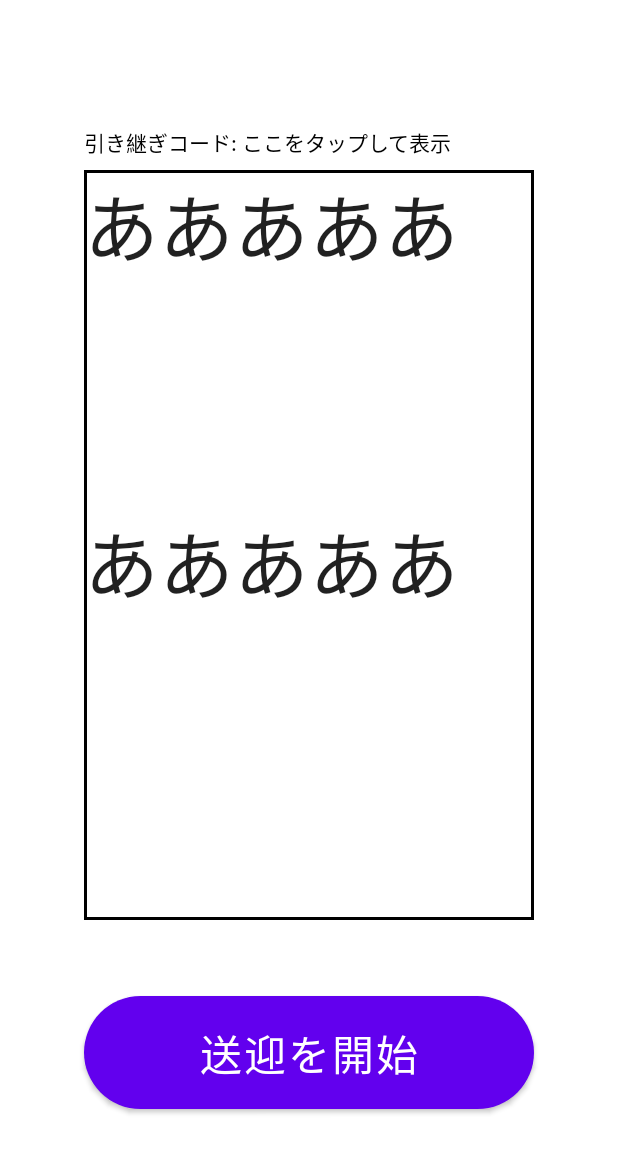
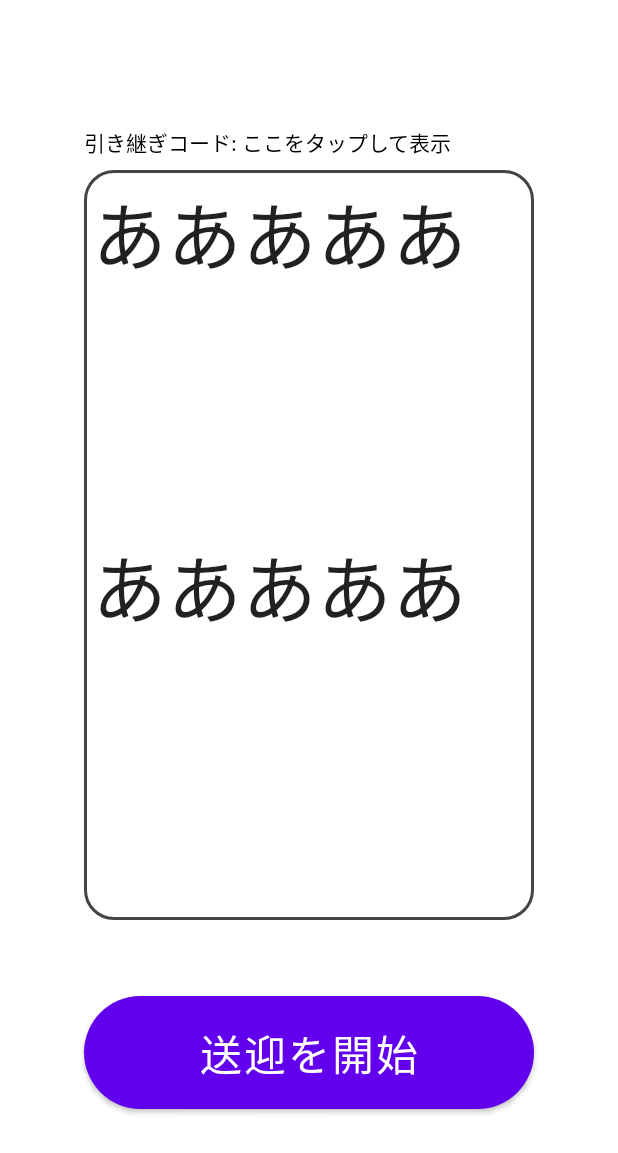
Before and after one commit to fung-hackathon/depotify-android, an Android app built with Jetpack Compose: the screen it shows after launch (HomeActivity), after a tap on "新規登録", on a phone screen of 412 x 824 dp. Shown: the top 1153 px of the screen. Run offline under Robolectric (Android 15) with nearby library versions, the phone set to English and light mode, and no system bars; 2 statements that could not run were skipped.

```diff
--- a/app/src/main/java/com/example/funhacks2022/HomeActivity.kt
+++ b/app/src/main/java/com/example/funhacks2022/HomeActivity.kt
@@ -2,6 +2,7 @@ package com.example.funhacks2022
 
 import android.Manifest
 import android.app.Activity
+import android.content.Context
 import android.content.Intent
 import android.content.pm.PackageManager
 import android.os.Bundle
@@ -12,6 +13,7 @@ import androidx.compose.foundation.border
 import androidx.compose.foundation.layout.*
 import androidx.compose.foundation.shape.RoundedCornerShape
 import androidx.compose.foundation.text.ClickableText
+import androidx.compose.foundation.text.KeyboardOptions
 import androidx.compose.material.*
 import androidx.compose.runtime.*
 import androidx.compose.ui.Alignment
@@ -20,15 +22,17 @@ import androidx.compose.ui.graphics.Color
 import androidx.compose.ui.platform.LocalContext
 import androidx.compose.ui.text.AnnotatedString
 import androidx.compose.ui.text.TextStyle
+import androidx.compose.ui.text.input.KeyboardType
 import androidx.compose.ui.text.style.TextAlign
-import androidx.compose.ui.tooling.preview.Preview
 import androidx.compose.ui.unit.dp
 import androidx.compose.ui.unit.sp
 import androidx.compose.ui.window.DialogProperties
+import androidx.compose.ui.res.stringResource
 import androidx.core.app.ActivityCompat
 import androidx.core.content.ContextCompat
 import com.example.funhacks2022.ui.theme.FunHacks2022Theme
 import com.google.android.gms.location.FusedLocationProviderClient
+import com.google.android.gms.location.LocationRequest
 import com.google.android.gms.tasks.CancellationTokenSource
 
 class HomeActivity : ComponentActivity() {
@@ -107,7 +111,8 @@ fun firstLandingComposable(
             onValueChange = { loginId = it },
             placeholder = { Text("引き継ぎコードを入力") },
             singleLine = true,
-            modifier = Modifier.size(width = 275.dp, height = 50.dp)
+            modifier = Modifier.size(width = 275.dp, height = 50.dp),
+            keyboardOptions = KeyboardOptions.Default.copy(keyboardType = KeyboardType.Uri)
         )
         Spacer(modifier = Modifier.padding(5.dp))
         Button(
@@ -157,6 +162,8 @@ fun homeComposable() {
     var cancellationSource = CancellationTokenSource()
     var currentLocation = fusedLocationManager.lastLocation
 
+    val dStatePref = thisContext.getSharedPreferences(stringResource(R.string.DRIVING_STATE), Context.MODE_PRIVATE)
+
     Column(
         modifier = Modifier.fillMaxSize(),
     ){
@@ -172,12 +179,8 @@ fun homeComposable() {
             Spacer(modifier = Modifier.padding(25.dp))
             Button(
                 onClick = {
-//                    currentLocation = fusedLocationManager.getCurrentLocation(LocationRequest.PRIORITY_HIGH_ACCURACY, cancellationSource.token)
-//                    dialogOpen = true
-
-                    //If you don't call (Activity).finish() then user may back to old Activity by "BACK" button
-                    thisContext.startActivity(Intent(thisContext, DrivingActivity::class.java))
-                    (thisContext as Activity).finish()
+                    currentLocation = fusedLocationManager.getCurrentLocation(LocationRequest.PRIORITY_HIGH_ACCURACY, cancellationSource.token)
+                    dialogOpen = true
                 },
                 modifier = Modifier.size(width = 300.dp, height = 75.dp),
                 shape = RoundedCornerShape(50.dp)
@@ -197,6 +200,15 @@ fun homeComposable() {
                         TextButton(onClick = {
                             // perform the confirm action
                             dialogOpen = false
+
+                            with(dStatePref.edit()){
+                                putInt("drivingState", 1)
+                                apply()
+                            }
+
+                            //If you don't call (Activity).finish() then user may back to old Activity by "BACK" button
+                            thisContext.startActivity(Intent(thisContext, DrivingActivity::class.java))
+                            (thisContext as Activity).finish()
                         }) {
                             Text(text = "OK")
                         }
@@ -250,12 +262,16 @@ fun userIdComposable() {
 fun dataViewerComposable() {
     Column(
         modifier = Modifier
-            .border(2.dp, Color.Black)
+            .border(
+                width = 2.dp,
+                color = Color.DarkGray,
+                shape = RoundedCornerShape(20.dp)
+            )
             .size(width = 300.dp, height = 500.dp)
     ) {
-        Text(text = "あああああ", fontSize = 50.sp)
+        Text(text = "あああああ", fontSize = 50.sp, modifier = Modifier.padding(5.dp))
         Spacer(modifier = Modifier.padding(75.dp))
-        Text(text = "あああああ", fontSize = 50.sp)
+        Text(text = "あああああ", fontSize = 50.sp, modifier = Modifier.padding(5.dp))
     }
 }
 
--- a/app/src/main/java/com/example/funhacks2022/MainActivity.kt
+++ b/app/src/main/java/com/example/funhacks2022/MainActivity.kt
@@ -1,14 +1,17 @@
 package com.example.funhacks2022
 
 import android.app.Activity
+import android.content.Context
 import android.content.Intent
 import android.os.Bundle
+import android.util.Log
 import androidx.activity.ComponentActivity
 import androidx.activity.compose.setContent
 import androidx.compose.foundation.layout.*
 import androidx.compose.material.*
 import androidx.compose.ui.Modifier
 import androidx.compose.ui.platform.LocalContext
+import androidx.compose.ui.res.stringResource
 import com.example.funhacks2022.ui.theme.FunHacks2022Theme
 
 class MainActivity : ComponentActivity() {
@@ -24,12 +27,20 @@ class MainActivity : ComponentActivity() {
                     //If the user closed app before finish driving then let user go to the Driving Activity.
                     //Save weather user is driving to inAppDB
 
-                    val isDriving = false
-                    if (!isDriving){
+                    val sharedPref = LocalContext.current.getSharedPreferences(stringResource(R.string.DRIVING_STATE), Context.MODE_PRIVATE)
+                    var drivingState = -1
+
+                    if (sharedPref == null) Log.d("Information", "Null")
+                    else {
+                        drivingState = sharedPref.getInt("drivingState", -1)
+                    }
+                    Log.d("Information","Log: $drivingState")
+
+                    if (drivingState <= 0){
                         LocalContext.current.startActivity(Intent(LocalContext.current, HomeActivity::class.java))
                         (LocalContext.current as Activity).finish()
                     }
-                    else {
+                    else if (drivingState == 1){
                         LocalContext.current.startActivity(Intent(LocalContext.current, DrivingActivity::class.java))
                         (LocalContext.current as Activity).finish()
                     }
--- a/app/src/main/res/values/strings.xml
+++ b/app/src/main/res/values/strings.xml
@@ -1,5 +1,7 @@
 <resources>
     <string name="app_name">funHacks2022</string>
     <string name="title_activity_home">HomeActivity</string>
-    <string name="title_activity_driving">DrivingActivity</string>>
+    <string name="title_activity_driving">DrivingActivity</string>
+
+    <string name="DRIVING_STATE">funhacks2022DrivingState</string>
 </resources>
```
